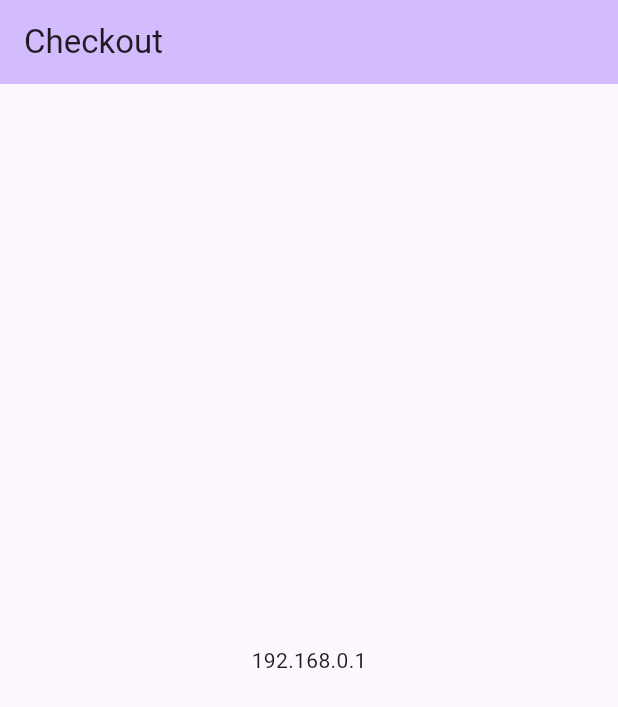
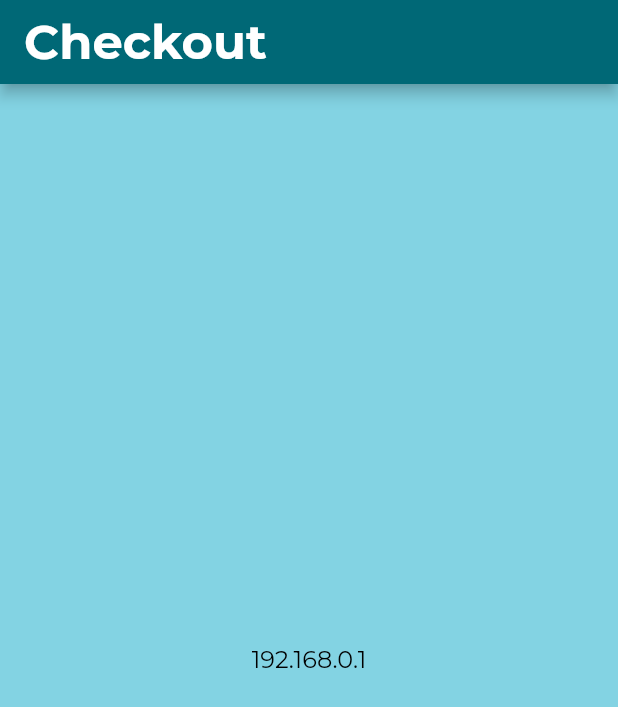
Before and after one commit to narakai/flutter_demo, a Flutter app: the screen it shows after launch, on a phone screen of 412 x 824 dp. Shown: the top 707 px of the screen. Run offline on Flutter 3.47's test engine with Material 2 defaults, Android fonts, the phone set to English and light mode, and no system bars; our stand-ins replace flutter_dotenv; generated files the repository leaves out were written again; Roboto replaces fonts that are missing (assets/fonts/Montserrat-Regular.ttf); statements that could not run were skipped.

Commit message:
add theme

```diff
--- a/lib/main.dart
+++ b/lib/main.dart
@@ -1,10 +1,10 @@
 import 'package:flutter/material.dart';
 import 'package:flutter_demo/env.dart';
 import 'package:flutter_demo/extension/context_extension.dart';
+import 'package:flutter_demo/theme/app_theme.dart';
+import 'package:flutter_demo/theme/dimen.dart';
 import 'package:flutter_dotenv/flutter_dotenv.dart';
 import 'package:flutter_gen/gen_l10n/app_localizations.dart';
-
-import 'gen/assets.gen.dart';
 
 void main() async {
   WidgetsFlutterBinding.ensureInitialized();
@@ -21,11 +21,7 @@ class MyApp extends StatelessWidget {
       title: 'Flutter Demo',
       localizationsDelegates: AppLocalizations.localizationsDelegates,
       supportedLocales: AppLocalizations.supportedLocales,
-      theme: ThemeData(
-        colorScheme: ColorScheme.fromSeed(seedColor: Colors.deepPurple),
-        useMaterial3: true,
-        fontFamily: Assets.fonts.montserratRegular,
-      ),
+      theme: AppTheme.light,
       home: const MyHomePage(
         title: 'Flutter Demo',
       ),
@@ -47,17 +43,21 @@ class _MyHomePageState extends State<MyHomePage> {
   Widget build(BuildContext context) {
     return Scaffold(
       appBar: AppBar(
-        backgroundColor: context.colorTheme.inversePrimary,
+        backgroundColor: context.colorTheme.primary,
         title: Text(context.localization.tab_checkout),
       ),
-      body: Center(
+      body: Container(
+        color: context.colorTheme.inversePrimary,
+        child: Center(
           child: Column(
             mainAxisAlignment: MainAxisAlignment.center,
             children: <Widget>[
               Text(
                 Env.restApiEndpoint,
+                style: context.textTheme.labelMedium,
               ),
             ],
+          ),
         ),
       ),
     );
--- /dev/null
+++ b/lib/theme/app_theme.dart
@@ -0,0 +1,49 @@
+import 'package:flutter/material.dart';
+import '../gen/colors.gen.dart';
+import '../gen/fonts.gen.dart';
+import 'dimen.dart';
+
+class AppTheme {
+  static ThemeData get light => ThemeData(
+      colorScheme: ColorScheme.fromSeed(seedColor: Colors.cyan),
+      fontFamily: FontFamily.montserrat,
+      textTheme: const TextTheme(
+          titleLarge: TextStyle(
+            color: Colors.white,
+            fontSize: Dimens.fontSize32,
+            fontWeight: FontWeight.w700,
+          ),
+          titleMedium: TextStyle(
+            color: Colors.white,
+            fontSize: Dimens.fontSize24,
+            fontWeight: FontWeight.w700,
+          ),
+          titleSmall: TextStyle(
+            color: Colors.white,
+            fontSize: Dimens.fontSize20,
+            fontWeight: FontWeight.w700,
+          ),
+          bodyMedium: TextStyle(
+            color: ColorName.gunPowderColor,
+            fontSize: Dimens.fontSize14,
+            fontWeight: FontWeight.w700,
+          ),
+          bodySmall: TextStyle(
+            color: ColorName.gunPowderColor,
+            fontSize: Dimens.fontSize12,
+            fontWeight: FontWeight.w400,
+          ),
+          labelMedium: TextStyle(
+            color: ColorName.gunPowderColor,
+            fontSize: Dimens.fontSize16,
+            fontWeight: FontWeight.w500,
+          ),
+          labelSmall: TextStyle(
+            color: ColorName.gunPowderColor,
+            fontSize: Dimens.fontSize14,
+            fontWeight: FontWeight.w500,
+          )),
+      textSelectionTheme: const TextSelectionThemeData(
+        cursorColor: Colors.white,
+      ));
+}
--- /dev/null
+++ b/lib/theme/dimen.dart
@@ -0,0 +1,39 @@
+class Dimens {
+  static const space4 = 4.0;
+  static const space8 = 8.0;
+  static const space10 = 10.0;
+  static const space12 = 12.0;
+  static const space15 = 15.0;
+  static const space16 = 16.0;
+  static const space20 = 20.0;
+  static const space24 = 24.0;
+  static const space29 = 29.0;
+  static const space30 = 30.0;
+  static const space34 = 34.0;
+  static const space38 = 38.0;
+  static const space39 = 39.0;
+
+  static const fontSize11 = 11.0;
+  static const fontSize12 = 12.0;
+  static const fontSize14 = 14.0;
+  static const fontSize16 = 16.0;
+  static const fontSize20 = 20.0;
+  static const fontSize24 = 24.0;
+  static const fontSize32 = 32.0;
+
+  static const borderRadius5 = 5.0;
+  static const borderRadius10 = 10.0;
+
+  static const avatarSize = 48.0;
+
+  static const welcomeLogoSize = 183.0;
+  static const totalBoxHeight = 68.0;
+  static const scannerBoxHeight = 44.0;
+  static const applyButtonHeight = 36.0;
+  static const payNowButtonHeight = 64.0;
+
+  static const alertBoxMaxWidth = 540.0;
+
+  static const iconSize = 24.0;
+  static const paymentIconSize = 32.0;
+}
```
Lines whose indentation alone changed are shown as unchanged.
